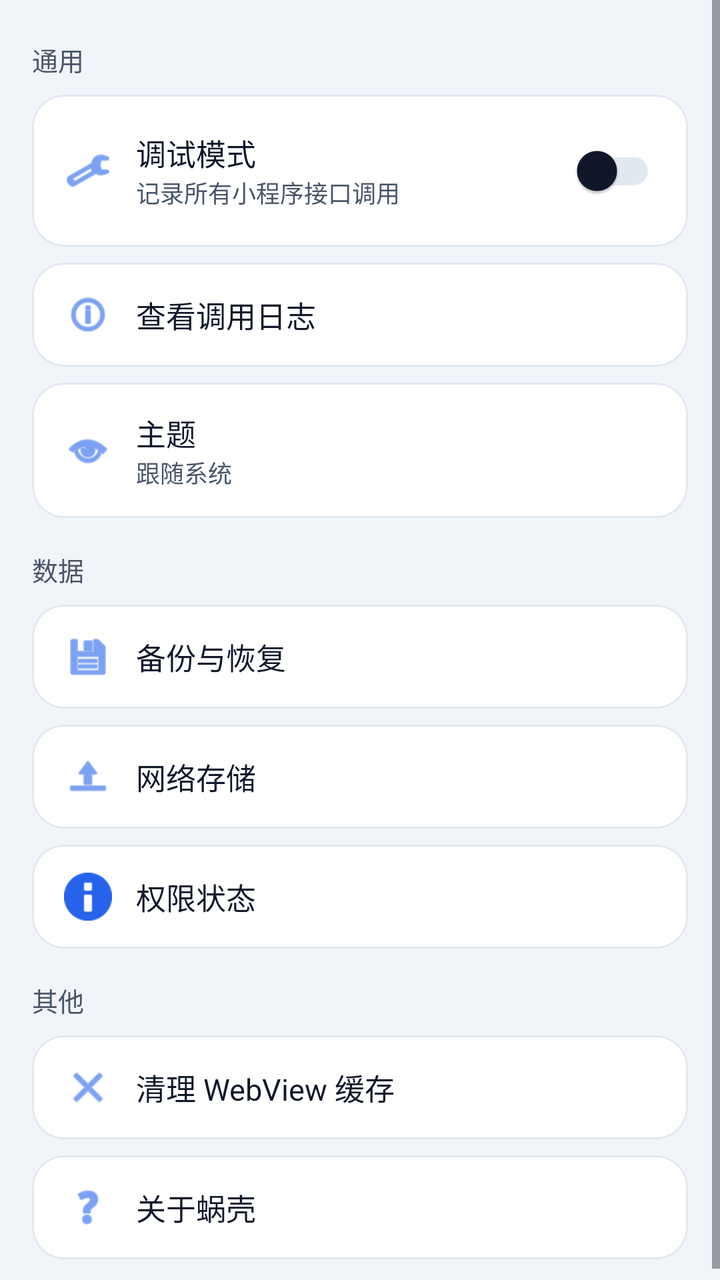
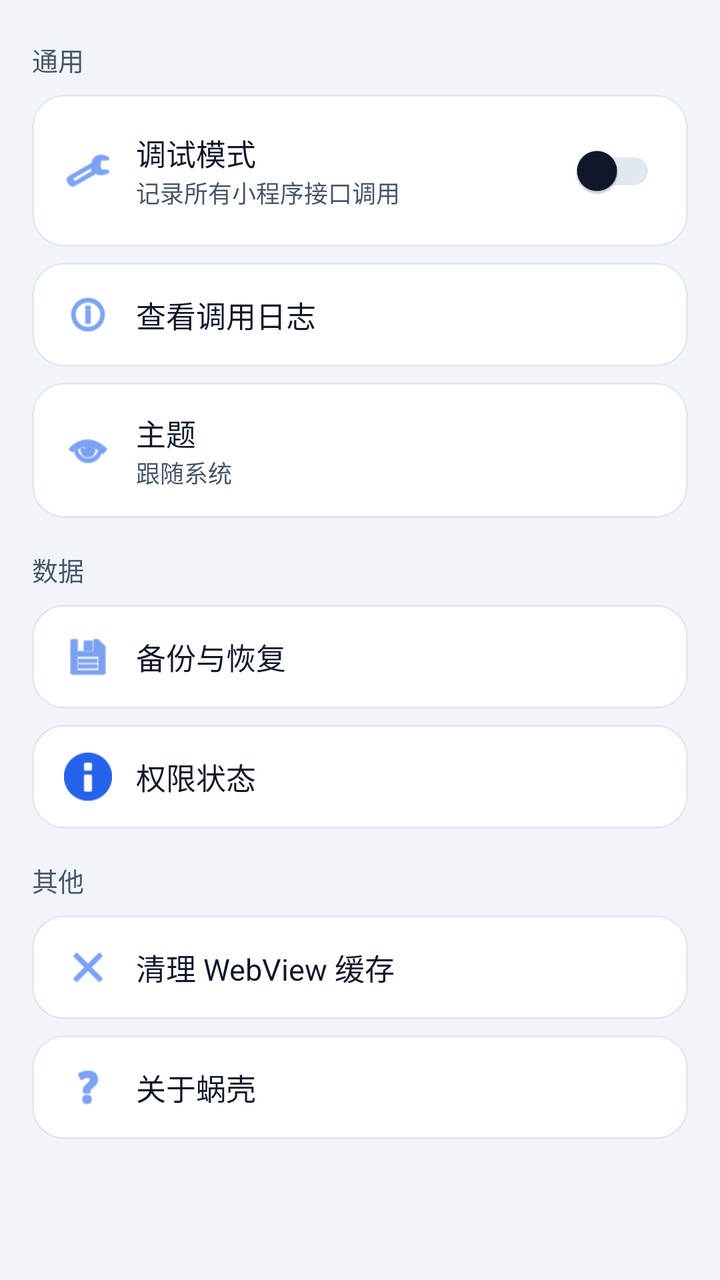

Compare the two renders of this Android layout. The source of the first and the diff that turns it into the second are given below.
<!-- AndroidManifest.xml: application theme Theme.MiniApp -->
<!-- res/layout/page_settings.xml -->
<?xml version="1.0" encoding="utf-8"?>
<ScrollView xmlns:android="http://schemas.android.com/apk/res/android"
    xmlns:app="http://schemas.android.com/apk/res-auto"
    android:layout_width="match_parent"
    android:layout_height="match_parent"
    android:background="@color/bg_window">

    <LinearLayout
        android:layout_width="match_parent"
        android:layout_height="wrap_content"
        android:orientation="vertical"
        android:padding="16dp">

        <TextView
            android:layout_width="match_parent"
            android:layout_height="wrap_content"
            android:layout_marginTop="4dp"
            android:text="通用"
            android:textColor="@color/text_secondary"
            android:textSize="13sp" />

        
        <com.google.android.material.card.MaterialCardView
            android:id="@+id/card_debug"
            style="@style/Widget.MiniApp.SettingCard">

            <LinearLayout
                android:layout_width="match_parent"
                android:layout_height="wrap_content"
                android:gravity="center_vertical"
                android:orientation="horizontal"
                android:paddingHorizontal="16dp"
                android:paddingVertical="14dp">

                <ImageView
                    android:layout_width="24dp"
                    android:layout_height="24dp"
                    android:contentDescription="调试模式"
                    android:src="@android:drawable/ic_menu_manage"
                    android:tint="@color/brand_primary" />

                <LinearLayout
                    android:layout_width="0dp"
                    android:layout_height="wrap_content"
                    android:layout_marginStart="12dp"
                    android:layout_weight="1"
                    android:orientation="vertical">

                    <TextView
                        android:layout_width="match_parent"
                        android:layout_height="wrap_content"
                        android:text="调试模式"
                        android:textColor="@color/text_primary"
                        android:textSize="15sp" />

                    <TextView
                        android:id="@+id/tv_debug_desc"
                        android:layout_width="match_parent"
                        android:layout_height="wrap_content"
                        android:text="记录所有小程序接口调用"
                        android:textColor="@color/text_secondary"
                        android:textSize="12sp" />
                </LinearLayout>

                <androidx.appcompat.widget.SwitchCompat
                    android:id="@+id/switch_debug"
                    android:layout_width="wrap_content"
                    android:layout_height="wrap_content" />
            </LinearLayout>
        </com.google.android.material.card.MaterialCardView>

        
        <com.google.android.material.card.MaterialCardView
            android:id="@+id/card_debug_log"
            style="@style/Widget.MiniApp.SettingCard">

            <LinearLayout
                android:layout_width="match_parent"
                android:layout_height="wrap_content"
                android:gravity="center_vertical"
                android:orientation="horizontal"
                android:paddingHorizontal="16dp"
                android:paddingVertical="14dp">

                <ImageView
                    android:layout_width="24dp"
                    android:layout_height="24dp"
                    android:contentDescription="查看调用日志"
                    android:src="@android:drawable/ic_menu_info_details"
                    android:tint="@color/brand_primary" />

                <TextView
                    android:layout_width="0dp"
                    android:layout_height="wrap_content"
                    android:layout_marginStart="12dp"
                    android:layout_weight="1"
                    android:text="查看调用日志"
                    android:textColor="@color/text_primary"
                    android:textSize="15sp" />
            </LinearLayout>
        </com.google.android.material.card.MaterialCardView>

        
        <com.google.android.material.card.MaterialCardView
            android:id="@+id/card_theme"
            style="@style/Widget.MiniApp.SettingCard">

            <LinearLayout
                android:layout_width="match_parent"
                android:layout_height="wrap_content"
                android:gravity="center_vertical"
                android:orientation="horizontal"
                android:paddingHorizontal="16dp"
                android:paddingVertical="14dp">

                <ImageView
                    android:layout_width="24dp"
                    android:layout_height="24dp"
                    android:contentDescription="主题"
                    android:src="@android:drawable/ic_menu_view"
                    android:tint="@color/brand_primary" />

                <LinearLayout
                    android:layout_width="0dp"
                    android:layout_height="wrap_content"
                    android:layout_marginStart="12dp"
                    android:layout_weight="1"
                    android:orientation="vertical">

                    <TextView
                        android:layout_width="match_parent"
                        android:layout_height="wrap_content"
                        android:text="主题"
                        android:textColor="@color/text_primary"
                        android:textSize="15sp" />

                    <TextView
                        android:id="@+id/tv_theme_desc"
                        android:layout_width="match_parent"
                        android:layout_height="wrap_content"
                        android:text="跟随系统"
                        android:textColor="@color/text_secondary"
                        android:textSize="12sp" />
                </LinearLayout>
            </LinearLayout>
        </com.google.android.material.card.MaterialCardView>

        <TextView
            android:layout_width="match_parent"
            android:layout_height="wrap_content"
            android:layout_marginTop="16dp"
            android:text="数据"
            android:textColor="@color/text_secondary"
            android:textSize="13sp" />

        
        <com.google.android.material.card.MaterialCardView
            android:id="@+id/card_backup"
            style="@style/Widget.MiniApp.SettingCard">

            <LinearLayout
                android:layout_width="match_parent"
                android:layout_height="wrap_content"
                android:gravity="center_vertical"
                android:orientation="horizontal"
                android:paddingHorizontal="16dp"
                android:paddingVertical="14dp">

                <ImageView
                    android:layout_width="24dp"
                    android:layout_height="24dp"
                    android:contentDescription="备份与恢复"
                    android:src="@android:drawable/ic_menu_save"
                    android:tint="@color/brand_primary" />

                <TextView
                    android:layout_width="0dp"
                    android:layout_height="wrap_content"
                    android:layout_marginStart="12dp"
                    android:layout_weight="1"
                    android:text="备份与恢复"
                    android:textColor="@color/text_primary"
                    android:textSize="15sp" />
            </LinearLayout>
        </com.google.android.material.card.MaterialCardView>

        
        <com.google.android.material.card.MaterialCardView
            android:id="@+id/card_netdisk"
            style="@style/Widget.MiniApp.SettingCard">

            <LinearLayout
                android:layout_width="match_parent"
                android:layout_height="wrap_content"
                android:gravity="center_vertical"
                android:orientation="horizontal"
                android:paddingHorizontal="16dp"
                android:paddingVertical="14dp">

                <ImageView
                    android:layout_width="24dp"
                    android:layout_height="24dp"
                    android:contentDescription="网络存储"
                    android:src="@android:drawable/ic_menu_upload"
                    android:tint="@color/brand_primary" />

                <TextView
                    android:layout_width="0dp"
                    android:layout_height="wrap_content"
                    android:layout_marginStart="12dp"
                    android:layout_weight="1"
                    android:text="网络存储"
                    android:textColor="@color/text_primary"
                    android:textSize="15sp" />
            </LinearLayout>
        </com.google.android.material.card.MaterialCardView>

        
        <com.google.android.material.card.MaterialCardView
            android:id="@+id/card_permission_status"
            style="@style/Widget.MiniApp.SettingCard">

            <LinearLayout
                android:layout_width="match_parent"
                android:layout_height="wrap_content"
                android:gravity="center_vertical"
                android:orientation="horizontal"
                android:paddingHorizontal="16dp"
                android:paddingVertical="14dp">

                <ImageView
                    android:layout_width="24dp"
                    android:layout_height="24dp"
                    android:contentDescription="权限状态"
                    android:src="@android:drawable/ic_dialog_info"
                    android:tint="@color/brand_primary" />

                <TextView
                    android:layout_width="0dp"
                    android:layout_height="wrap_content"
                    android:layout_marginStart="12dp"
                    android:layout_weight="1"
                    android:text="权限状态"
                    android:textColor="@color/text_primary"
                    android:textSize="15sp" />
            </LinearLayout>
        </com.google.android.material.card.MaterialCardView>

        <TextView
            android:layout_width="match_parent"
            android:layout_height="wrap_content"
            android:layout_marginTop="16dp"
            android:text="其他"
            android:textColor="@color/text_secondary"
            android:textSize="13sp" />

        
        <com.google.android.material.card.MaterialCardView
            android:id="@+id/card_clean"
            style="@style/Widget.MiniApp.SettingCard">

            <LinearLayout
                android:layout_width="match_parent"
                android:layout_height="wrap_content"
                android:gravity="center_vertical"
                android:orientation="horizontal"
                android:paddingHorizontal="16dp"
                android:paddingVertical="14dp">

                <ImageView
                    android:layout_width="24dp"
                    android:layout_height="24dp"
                    android:contentDescription="清理 WebView 缓存"
                    android:src="@android:drawable/ic_menu_close_clear_cancel"
                    android:tint="@color/brand_primary" />

                <TextView
                    android:layout_width="0dp"
                    android:layout_height="wrap_content"
                    android:layout_marginStart="12dp"
                    android:layout_weight="1"
                    android:text="清理 WebView 缓存"
                    android:textColor="@color/text_primary"
                    android:textSize="15sp" />
            </LinearLayout>
        </com.google.android.material.card.MaterialCardView>

        
        <com.google.android.material.card.MaterialCardView
            android:id="@+id/card_about"
            style="@style/Widget.MiniApp.SettingCard">

            <LinearLayout
                android:layout_width="match_parent"
                android:layout_height="wrap_content"
                android:gravity="center_vertical"
                android:orientation="horizontal"
                android:paddingHorizontal="16dp"
                android:paddingVertical="14dp">

                <ImageView
                    android:layout_width="24dp"
                    android:layout_height="24dp"
                    android:contentDescription="关于蜗壳"
                    android:src="@android:drawable/ic_menu_help"
                    android:tint="@color/brand_primary" />

                <TextView
                    android:layout_width="0dp"
                    android:layout_height="wrap_content"
                    android:layout_marginStart="12dp"
                    android:layout_weight="1"
                    android:text="关于蜗壳"
                    android:textColor="@color/text_primary"
                    android:textSize="15sp" />
            </LinearLayout>
        </com.google.android.material.card.MaterialCardView>

    </LinearLayout>
</ScrollView>
<!-- resources referenced by this layout -->
<resources>
  <color name="bg_window">#F1F5F9</color>
  <color name="brand_primary">#2563EB</color>
  <color name="text_primary">#0F172A</color>
  <color name="text_secondary">#475569</color>
  <style name="Widget.MiniApp.SettingCard" parent="Widget.Material3.CardView.Outlined">
          <item name="cardBackgroundColor">@color/bg_card</item>
          <item name="cardCornerRadius">16dp</item>
          <item name="cardElevation">0dp</item>
          <item name="strokeColor">@color/divider</item>
          <item name="strokeWidth">1dp</item>
          <item name="android:layout_width">match_parent</item>
          <item name="android:layout_height">wrap_content</item>
          <item name="android:layout_marginTop">8dp</item>
          <item name="android:clickable">true</item>
          <item name="android:focusable">true</item>
          <item name="android:foreground">?attr/selectableItemBackground</item>
      </style>
  <color name="bg_card">#FFFFFF</color>
  <color name="divider">#E2E8F0</color>
  <color name="brand_on_primary">#FFFFFF</color>
  <color name="brand_primary_container">#DBEAFE</color>
  <color name="brand_on_primary_container">#1E3A8A</color>
  <color name="brand_accent">#F59E0B</color>
  <color name="brand_on_secondary">#1A1504</color>
  <color name="bg_card_raised">#F8FAFC</color>
  <color name="danger">#DC2626</color>
  <color name="brand_primary_dark">#1E40AF</color>
  <style name="Animation.MiniApp.Activity" parent="@android:style/Animation.Activity">
          <item name="android:activityOpenEnterAnimation">@anim/slide_in_right</item>
          <item name="android:activityOpenExitAnimation">@anim/fade_out_slight</item>
          <item name="android:activityCloseEnterAnimation">@anim/fade_in_slight</item>
          <item name="android:activityCloseExitAnimation">@anim/slide_out_right</item>
      </style>
  <style name="ThemeOverlay.MiniApp.RoundedDialog" parent="ThemeOverlay.Material3.MaterialAlertDialog">
          <item name="colorPrimary">@color/brand_primary</item>
          <item name="colorSecondary">@color/brand_accent</item>
          <item name="shapeAppearanceOverlay">@style/ShapeAppearance.MiniApp.Dialog</item>
          <item name="buttonBarPositiveButtonStyle">@style/Widget.MiniApp.DialogButton</item>
          <item name="buttonBarNegativeButtonStyle">@style/Widget.MiniApp.DialogButton</item>
          <item name="buttonBarNeutralButtonStyle">@style/Widget.MiniApp.DialogButton</item>
      </style>
  <style name="ShapeAppearance.MiniApp.Dialog" parent="">
          <item name="cornerFamily">rounded</item>
          <item name="cornerSize">24dp</item>
      </style>
  <style name="Widget.MiniApp.DialogButton" parent="Widget.Material3.Button.TextButton.Dialog">
          <item name="android:textColor">@color/brand_primary</item>
      </style>
  <!-- unchanged entries left out for length: 1 -->
</resources>

<!-- the commit's change to res/layout/page_settings.xml (unified diff, before → after) -->
@@ -186,37 +186,6 @@
 
         
         <com.google.android.material.card.MaterialCardView
-            android:id="@+id/card_netdisk"
-            style="@style/Widget.MiniApp.SettingCard">
-
-            <LinearLayout
-                android:layout_width="match_parent"
-                android:layout_height="wrap_content"
-                android:gravity="center_vertical"
-                android:orientation="horizontal"
-                android:paddingHorizontal="16dp"
-                android:paddingVertical="14dp">
-
-                <ImageView
-                    android:layout_width="24dp"
-                    android:layout_height="24dp"
-                    android:contentDescription="网络存储"
-                    android:src="@android:drawable/ic_menu_upload"
-                    android:tint="@color/brand_primary" />
-
-                <TextView
-                    android:layout_width="0dp"
-                    android:layout_height="wrap_content"
-                    android:layout_marginStart="12dp"
-                    android:layout_weight="1"
-                    android:text="网络存储"
-                    android:textColor="@color/text_primary"
-                    android:textSize="15sp" />
-            </LinearLayout>
-        </com.google.android.material.card.MaterialCardView>
-
-        
-        <com.google.android.material.card.MaterialCardView
             android:id="@+id/card_permission_status"
             style="@style/Widget.MiniApp.SettingCard">
 
